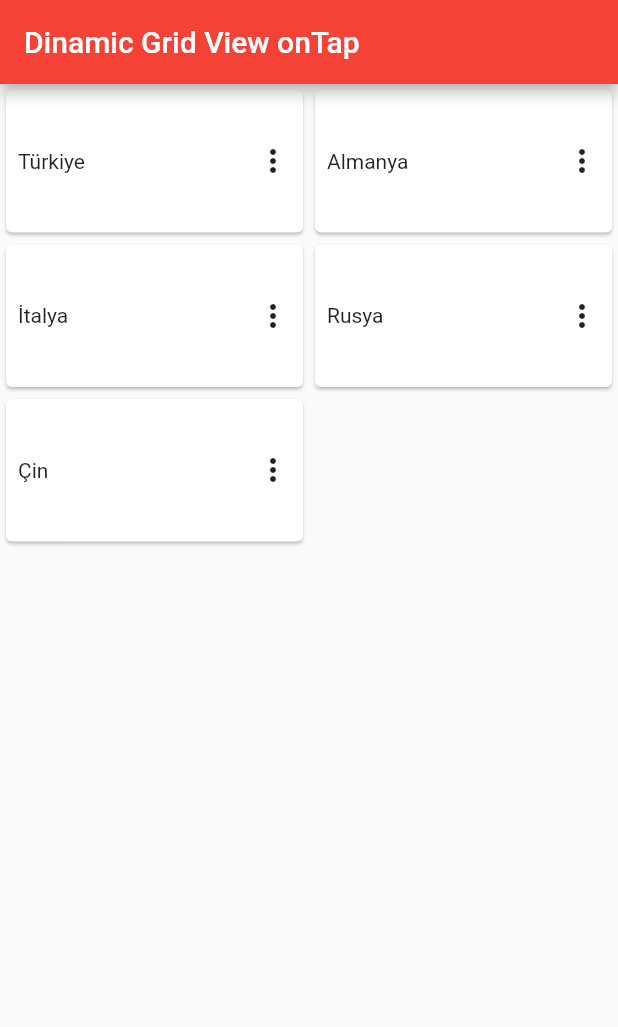
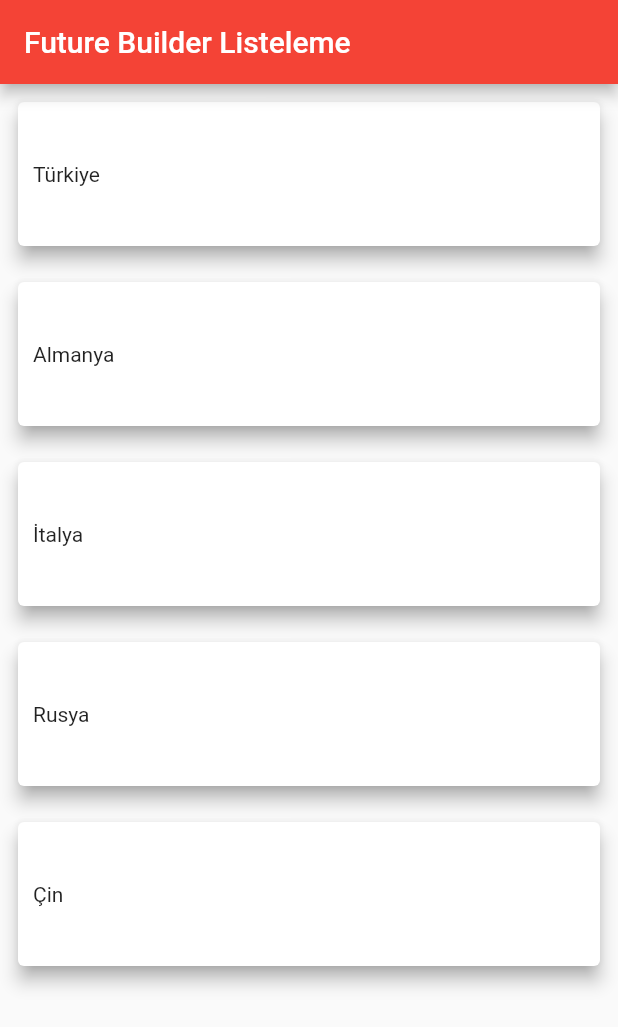
Before and after one commit to ahmtcylnn/flutter_begin, a Flutter app: the screen it shows after launch, on a phone screen of 412 x 824 dp. Shown: the top 1027 px of the screen. Run offline on Flutter 3.47's test engine with Material 2 defaults, Android fonts, the phone set to English and light mode, and no system bars.

Commit message:
Using Future Builder List

```diff
--- /dev/null
+++ b/lib/FutureBuilderList.dart
@@ -0,0 +1,57 @@
+import 'package:flutter/material.dart';
+
+class FutureBuilderList extends StatefulWidget {
+  const FutureBuilderList({super.key});
+
+  @override
+  State<FutureBuilderList> createState() => _FutureBuilderListState();
+}
+
+class _FutureBuilderListState extends State<FutureBuilderList> {
+  Future<List<String>> verileriGetir() async {
+    var ulkeListesi = ["Türkiye", "Almanya", "İtalya", "Rusya", "Çin"];
+    return ulkeListesi;
+  }
+
+  @override
+  Widget build(BuildContext context) {
+    return Scaffold(
+      appBar: AppBar(
+        title: const Text("Future Builder Listeleme"),
+      ),
+      body: FutureBuilder<List<String>>(
+        future: verileriGetir(),
+        builder: ((context, snapshot) {
+          if (snapshot.hasData) {
+            var ulkeListesi = snapshot.data;
+
+            return ListView.builder(
+                itemCount: ulkeListesi!.length,
+                itemBuilder: ((context, indeks) {
+                  return SizedBox(
+                    height: 120,
+                    child: Padding(
+                      padding: const EdgeInsets.all(8.0),
+                      child: Card(
+                        elevation: 5,
+                        shadowColor: Colors.grey,
+                        child: Row(
+                          children: [
+                            Padding(
+                              padding: const EdgeInsets.all(10.0),
+                              child: Center(child: Text(ulkeListesi[indeks])),
+                            ),
+                          ],
+                        ),
+                      ),
+                    ),
+                  );
+                }));
+          } else {
+            return const Center();
+          }
+        }),
+      ),
+    );
+  }
+}
--- a/lib/main.dart
+++ b/lib/main.dart
@@ -1,5 +1,6 @@
 import 'package:flutter/material.dart';
 import 'package:flutter_begin/DinamicGridViewOnTap.dart';
+import 'package:flutter_begin/FutureBuilderList.dart';
 
 void main() {
   runApp(const MyApp());
@@ -16,7 +17,7 @@ class MyApp extends StatelessWidget {
       theme: ThemeData(
         primarySwatch: Colors.red,
       ),
-      home: DinamicGridViewOnTap(),
+      home: const FutureBuilderList(),
     );
   }
 }
```
